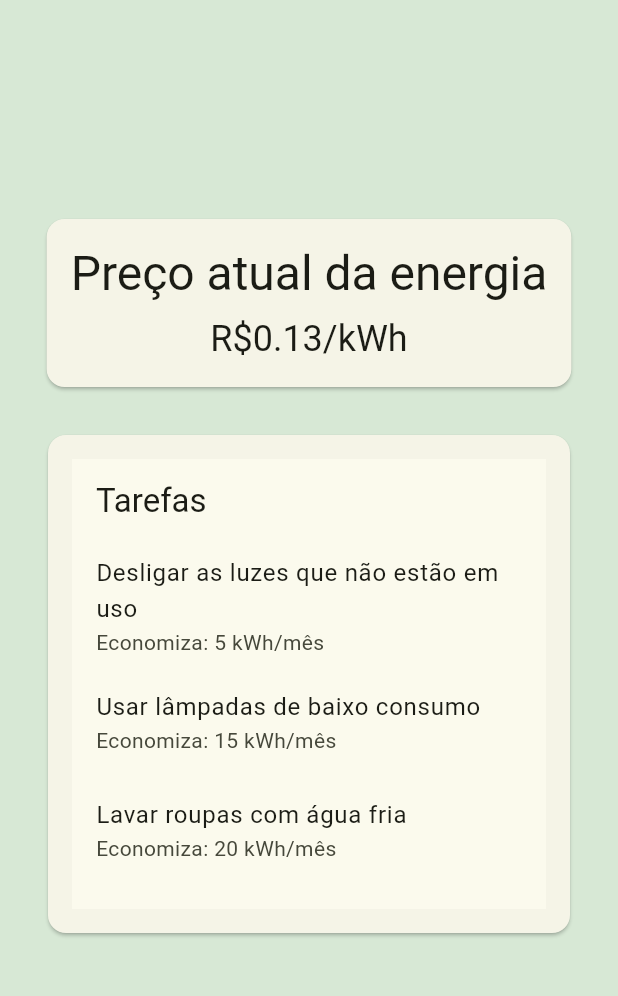
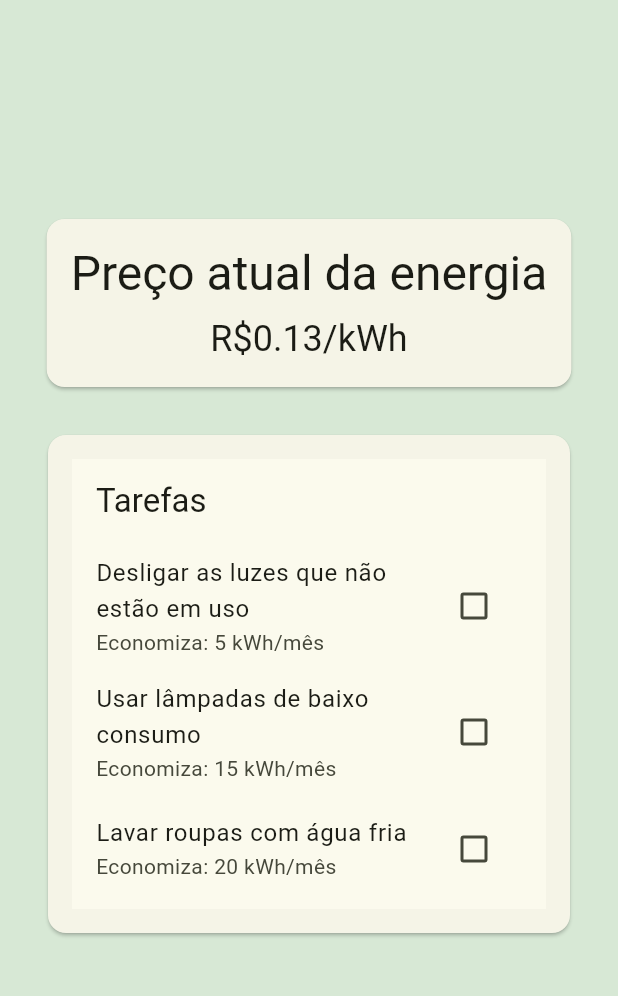
Before and after one commit to pedrogleta/ecogame, a Flutter app: the screen it shows after launch, on a phone screen of 412 x 824 dp, the part 84-1080 px from its top. Run offline on Flutter 3.47's test engine with Material 3 defaults, Android fonts, the light colour scheme and no system bars.

Commit message:
add ability for checking todos

```diff
--- a/lib/screens/todo.dart
+++ b/lib/screens/todo.dart
@@ -1,8 +1,13 @@
 import 'package:flutter/material.dart';
 
-class TodoListScreen extends StatelessWidget {
-  TodoListScreen({super.key});
+class TodoListScreen extends StatefulWidget {
+  const TodoListScreen({super.key});
 
+  @override
+  State<TodoListScreen> createState() => _TodoListScreenState();
+}
+
+class _TodoListScreenState extends State<TodoListScreen> {
   final List<Map<String, String>> tasks = [
     {'task': 'Desligar as luzes que não estão em uso', 'value': '5 kWh/mês'},
     {'task': 'Usar lâmpadas de baixo consumo', 'value': '15 kWh/mês'},
@@ -11,6 +16,8 @@ class TodoListScreen extends StatelessWidget {
     {'task': 'Lavar roupas com água fria', 'value': '20 kWh/mês'},
     {'task': 'Usar um termostato programável', 'value': '25 kWh/mês'},
   ];
+
+  final List<bool> _completed = List<bool>.filled(6, false);
 
   @override
   Widget build(BuildContext context) {
@@ -22,8 +29,22 @@ class TodoListScreen extends StatelessWidget {
         itemCount: tasks.length,
         itemBuilder: (context, index) {
           return ListTile(
-            title: Text(tasks[index]['task']!),
+            title: Text(
+              tasks[index]['task']!,
+              style: TextStyle(
+                decoration:
+                    _completed[index] ? TextDecoration.lineThrough : null,
+              ),
+            ),
             subtitle: Text('Economiza: ${tasks[index]['value']}'),
+            trailing: Checkbox(
+              value: _completed[index],
+              onChanged: (bool? value) {
+                setState(() {
+                  _completed[index] = value ?? false;
+                });
+              },
+            ),
           );
         },
       ),
```
